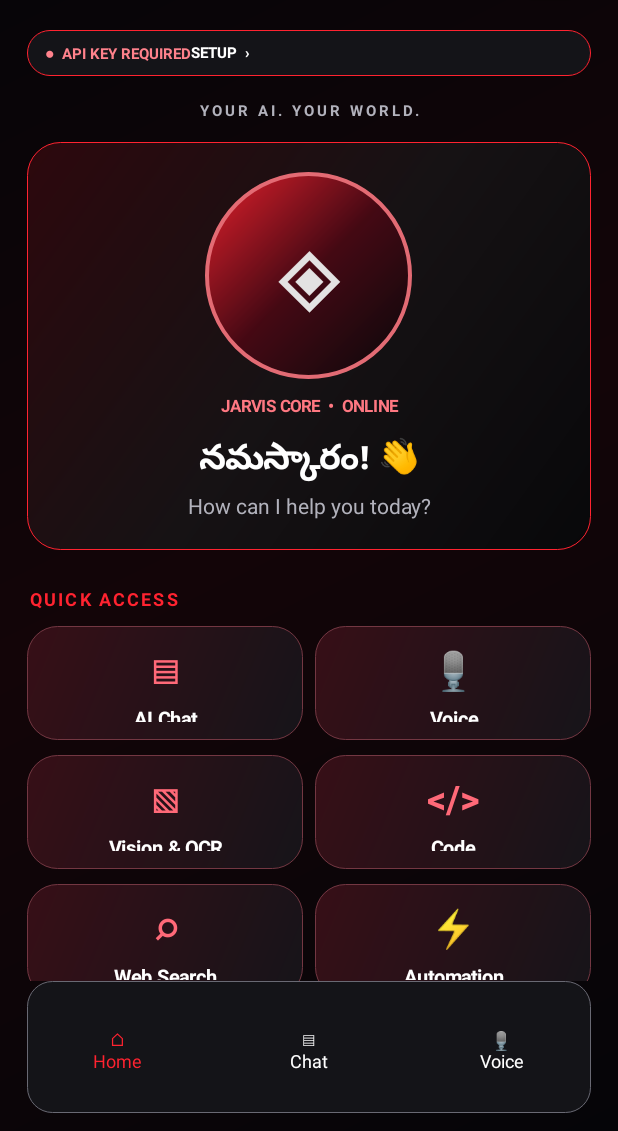
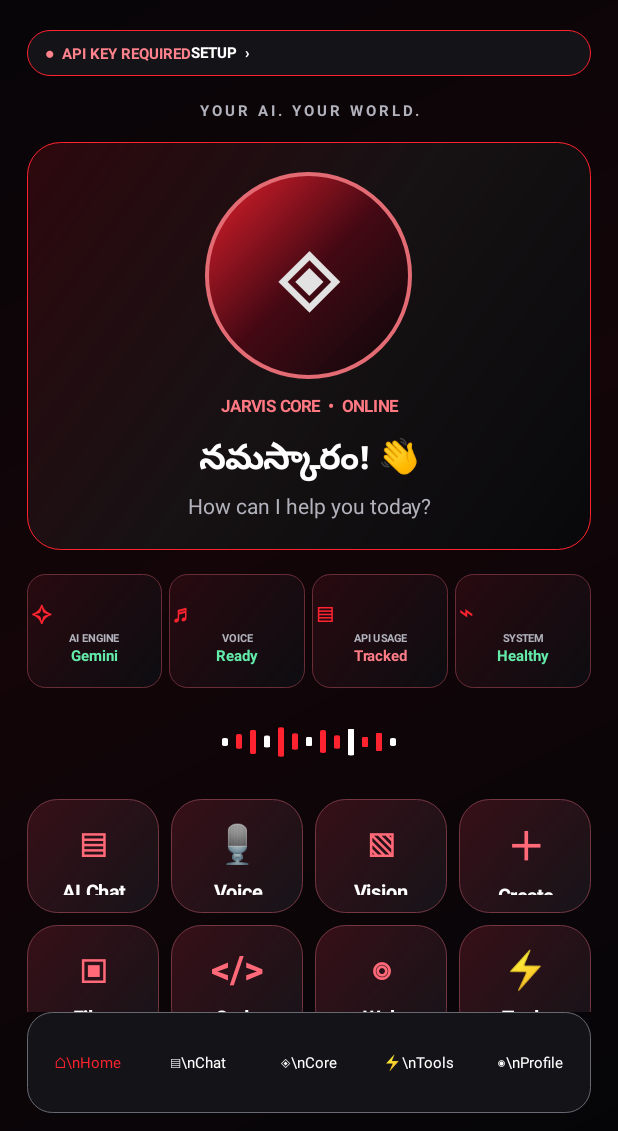
Before and after one commit to ygupthapawan173-cmd/AGORA, an Android app: the screen it shows after launch (MainActivity), on a phone screen of 412 x 824 dp, the part 105-1236 px from its top. Run offline under Robolectric (Android 15) with nearby library versions, the phone set to English and light mode, and no system bars.

Commit message:
Implement JARVIS reference interface: holographic dashboard, metrics, quick action grid, voice screen and five-tab navigation

```diff
--- a/app/src/main/java/com/agora/assistant/MainActivity.kt
+++ b/app/src/main/java/com/agora/assistant/MainActivity.kt
@@ -114,22 +114,11 @@ class MainActivity : Activity() {
         welcome.addView(text("How can I help you today?", 14, muted, false).apply { gravity = Gravity.CENTER }, matchWrap())
         body.addView(welcome, matchWrap().apply { bottomMargin = dp(16) })
 
-        body.addView(text("QUICK ACCESS", 12, red, true).apply { letterSpacing = .12f; setPadding(dp(2), dp(8), 0, dp(10)) }, matchWrap())
-        body.addView(row(
-            feature("▤", "AI Chat") { showChat() },
-            feature("🎙", "Voice") { showVoice() }
-        ), matchWrap().apply { bottomMargin = dp(10) })
-        body.addView(row(
-            feature("▧", "Vision & OCR") { showInfo("Vision & OCR", "Image and screenshot analysis will be added in the next build.") },
-            feature("</>", "Code") { showInfo("Code Assistant", "Code help screen is coming next.") }
-        ), matchWrap().apply { bottomMargin = dp(10) })
-        body.addView(row(
-            feature("⌕", "Web Search") { openWebSearch() },
-            feature("⚡", "Automation") { showInfo("Automation", "Actions will ask for your confirmation before running.") }
-        ), matchWrap().apply { bottomMargin = dp(18) })
-
-        body.addView(text(if (GeminiApiClient.hasKey(this)) "GEMINI AI • API KEY SAVED" else "GEMINI AI • API KEY NOT SET", 12, red, true)
-            .apply { setPadding(dp(2), dp(4), 0, dp(8)) }, matchWrap())
+        body.addView(metricStrip(), matchWrap().apply { bottomMargin = dp(12) })
+        body.addView(voiceWaveform(), LinearLayout.LayoutParams(-1, dp(48)).apply { bottomMargin = dp(14) })
+        body.addView(row(feature("▤", "AI Chat") { showChat() }, feature("🎙", "Voice") { showVoice() }, feature("▧", "Vision") { showInfo("Vision & OCR", "Image understanding is being added.") }, feature("＋", "Create") { showInfo("Create", "Creative tools are coming next.") }), matchWrap().apply { bottomMargin = dp(8) })
+        body.addView(row(feature("▣", "Files") { showInfo("Files", "File tools are coming next.") }, feature("</>", "Code") { showInfo("Code Assistant", "Coding tools are coming next.") }, feature("◎", "Web") { openWebSearch() }, feature("⚡", "Tools") { showInfo("Tools", "Automation tools will ask before acting.") }), matchWrap().apply { bottomMargin = dp(16) })
+        body.addView(text("QUICK ACTIONS", 12, red, true).apply { letterSpacing = .12f; setPadding(dp(2), dp(4), 0, dp(8)) }, matchWrap())
         body.addView(text("JARVIS SYSTEM STATUS", 12, red, true).apply { setPadding(dp(2), dp(4), 0, dp(8)) }, matchWrap())
         status = text("STANDBY  •  Voice assistant is off", 13, white, false).apply {
             gravity = Gravity.CENTER; setPadding(dp(12), dp(15), dp(12), dp(15)); background = panel()
@@ -154,7 +143,7 @@ class MainActivity : Activity() {
 
     private fun showChat() {
         root = baseScreen()
-        root.addView(row(actionButton("‹", red) { showHome() }, text("JARVIS AI  •  CHAT", 18, white, true)), matchWrap())
+        root.addView(row(actionButton("‹", red) { showHome() }, text("JARVIS AI", 19, white, true), actionButton("⚙", Color.rgb(70, 15, 24)) { showApiSettings() }), matchWrap())
         val scroll = ScrollView(this)
         val messages = LinearLayout(this).apply { orientation = LinearLayout.VERTICAL; setPadding(0, dp(18), 0, dp(12)) }
         messages.addView(bubble("నమస్కారం! నేను JARVIS AI. Gemini ద్వారా తెలుగులోనూ English లోనూ మాట్లాడవచ్చు.", false), matchWrap().apply { bottomMargin = dp(12) })
@@ -192,6 +181,7 @@ class MainActivity : Activity() {
             }
         }, LinearLayout.LayoutParams(dp(58), dp(56)))
         root.addView(inputRow, matchWrap().apply { topMargin = dp(10) })
+        root.addView(bottomNav("Chat"), matchWrap())
         root.addView(text("Powered by Gemini • Telugu + English", 10, muted, false).apply {
             gravity = Gravity.CENTER; setPadding(0, dp(7), 0, 0)
         }, matchWrap())
@@ -233,28 +223,28 @@ class MainActivity : Activity() {
 
     private fun showVoice() {
         root = baseScreen()
-        root.addView(actionButton("‹  BACK", red) { showHome() }, matchWrap())
-        root.addView(text("HEY AGORA", 22, white, true).apply { gravity = Gravity.CENTER; setPadding(0, dp(28), 0, dp(8)) }, matchWrap())
-        root.addView(text("Voice Assistant", 13, muted, false).apply { gravity = Gravity.CENTER }, matchWrap())
+        root.addView(row(actionButton("‹", red) { showHome() }, text("JARVIS AI", 19, white, true), actionButton("⚙", Color.rgb(70, 15, 24)) { showApiSettings() }), matchWrap())
+        root.addView(text("VOICE ASSISTANT", 10, muted, true).apply { gravity = Gravity.CENTER; letterSpacing = .18f; setPadding(0, dp(20), 0, dp(8)) }, matchWrap())
         val orb = TextView(this).apply {
-            text = "A"; textSize = 66f; typeface = Typeface.DEFAULT_BOLD
+            text = "◈"; textSize = 76f; typeface = Typeface.DEFAULT_BOLD
             setTextColor(white); gravity = Gravity.CENTER
-            background = GradientDrawable(GradientDrawable.Orientation.TL_BR, intArrayOf(red, Color.DKGRAY, black)).apply {
-                shape = GradientDrawable.OVAL; setStroke(dp(3), white)
+            background = GradientDrawable(GradientDrawable.Orientation.TL_BR, intArrayOf(red, Color.rgb(75, 8, 20), black)).apply {
+                shape = GradientDrawable.OVAL; setStroke(dp(3), Color.rgb(255, 120, 130))
             }
         }
-        root.addView(orb, LinearLayout.LayoutParams(dp(210), dp(210)).apply { gravity = Gravity.CENTER; topMargin = dp(48); bottomMargin = dp(28) })
+        root.addView(orb, LinearLayout.LayoutParams(dp(230), dp(230)).apply { gravity = Gravity.CENTER; topMargin = dp(28); bottomMargin = dp(18) })
         pulseOrb(orb)
-        root.addView(text("చెప్పండి... నేను వింటున్నాను", 18, white, true).apply { gravity = Gravity.CENTER }, matchWrap())
-        root.addView(text("Telugu  •  English", 13, muted, false).apply { gravity = Gravity.CENTER; setPadding(0, dp(8), 0, dp(24)) }, matchWrap())
-        root.addView(voiceWaveform(), LinearLayout.LayoutParams(-1, dp(54)).apply { bottomMargin = dp(18) })
-        root.addView(actionButton("🎙  START HEY AGORA", red) { ensurePermissionsAndStart() }, matchWrap())
+        root.addView(text("JARVIS ONLINE", 17, Color.rgb(255, 105, 120), true).apply { gravity = Gravity.CENTER }, matchWrap())
+        root.addView(text("చెప్పండి... నేను వింటున్నాను", 15, white, true).apply { gravity = Gravity.CENTER; setPadding(0, dp(8), 0, dp(8)) }, matchWrap())
+        root.addView(voiceWaveform(), LinearLayout.LayoutParams(-1, dp(64)).apply { bottomMargin = dp(20) })
+        root.addView(actionButton("●  START LISTENING", red) { ensurePermissionsAndStart() }, matchWrap())
         root.addView(actionButton("■  STOP", Color.DKGRAY) {
             stopService(Intent(this, WakeWordService::class.java))
             if (::startButton.isInitialized) startButton.isEnabled = true
             Toast.makeText(this, "Voice listening stopped", Toast.LENGTH_SHORT).show()
         }, matchWrap().apply { topMargin = dp(10) })
         root.addView(View(this), LinearLayout.LayoutParams(-1, 0, 1f))
+        root.addView(bottomNav("Voice"), matchWrap())
         setContentView(root)
         animateScreen(root)
     }
@@ -329,6 +319,26 @@ class MainActivity : Activity() {
         gravity = if (user) Gravity.END else Gravity.START
     }
 
+    private fun metricStrip(): View {
+        val strip = LinearLayout(this).apply { orientation = LinearLayout.HORIZONTAL; gravity = Gravity.CENTER }
+        strip.addView(metricCard("✧", "AI ENGINE", "Gemini", Color.rgb(100, 235, 170)), LinearLayout.LayoutParams(0, dp(76), 1f))
+        strip.addView(metricCard("♬", "VOICE", "Ready", Color.rgb(100, 235, 170)), LinearLayout.LayoutParams(0, dp(76), 1f).apply { leftMargin = dp(5) })
+        strip.addView(metricCard("▤", "API USAGE", "Tracked", Color.rgb(255, 125, 135)), LinearLayout.LayoutParams(0, dp(76), 1f).apply { leftMargin = dp(5) })
+        strip.addView(metricCard("⌁", "SYSTEM", "Healthy", Color.rgb(100, 235, 170)), LinearLayout.LayoutParams(0, dp(76), 1f).apply { leftMargin = dp(5) })
+        return strip
+    }
+
+    private fun metricCard(icon: String, title: String, value: String, valueColor: Int): View = LinearLayout(this).apply {
+        orientation = LinearLayout.VERTICAL; gravity = Gravity.CENTER
+        setPadding(dp(3), dp(7), dp(3), dp(7))
+        background = GradientDrawable(GradientDrawable.Orientation.TL_BR, intArrayOf(Color.rgb(40, 10, 16), Color.rgb(13, 13, 17))).apply {
+            cornerRadius = dp(12).toFloat(); setStroke(dp(1), Color.rgb(105, 45, 55))
+        }
+        addView(text(icon, 16, red, true), matchWrap())
+        addView(text(title, 7, muted, true).apply { gravity = Gravity.CENTER; letterSpacing = .03f }, matchWrap())
+        addView(text(value, 10, valueColor, true).apply { gravity = Gravity.CENTER }, matchWrap())
+    }
+
     private fun feature(icon: String, label: String, click: () -> Unit): View {
         val card = LinearLayout(this).apply {
             orientation = LinearLayout.VERTICAL
@@ -347,18 +357,24 @@ class MainActivity : Activity() {
         return card
     }
 
-    private fun bottomNav(selected: String): View = row(
-        navItem("⌂", "Home", selected == "Home") { showHome() },
-        navItem("▤", "Chat", selected == "Chat") { showChat() },
-        navItem("🎙", "Voice", selected == "Voice") { showVoice() }
-    ).apply { setPadding(0, dp(8), 0, dp(4)); background = panel() }
+    private fun bottomNav(selected: String): View {
+        val bar = LinearLayout(this).apply {
+            orientation = LinearLayout.HORIZONTAL; gravity = Gravity.CENTER
+            setPadding(dp(4), dp(5), dp(4), dp(5)); background = panel()
+        }
+        bar.addView(navItem("⌂", "Home", selected == "Home") { showHome() }, LinearLayout.LayoutParams(0, dp(58), 1f))
+        bar.addView(navItem("▤", "Chat", selected == "Chat") { showChat() }, LinearLayout.LayoutParams(0, dp(58), 1f))
+        bar.addView(navItem("◈", "Core", selected == "Core") { showVoice() }, LinearLayout.LayoutParams(0, dp(58), 1f))
+        bar.addView(navItem("⚡", "Tools", selected == "Tools") { showInfo("Tools", "Tools and automation are being added.") }, LinearLayout.LayoutParams(0, dp(58), 1f))
+        bar.addView(navItem("◉", "Profile", selected == "Profile") { showApiSettings() }, LinearLayout.LayoutParams(0, dp(58), 1f))
+        return bar
+    }
 
     private fun navItem(icon: String, label: String, active: Boolean, click: () -> Unit): View =
         TextView(this).apply {
-            text = "$icon\n$label"; textSize = 12f; gravity = Gravity.CENTER
-            setTextColor(if (active) red else white); setPadding(dp(10), dp(8), dp(10), dp(8))
+            text = "$icon\\n$label"; textSize = 10f; gravity = Gravity.CENTER
+            setTextColor(if (active) red else white); setPadding(dp(2), dp(6), dp(2), dp(6))
             setOnClickListener { click() }
-            layoutParams = LinearLayout.LayoutParams(0, dp(58), 1f)
         }
 
     private fun ensurePermissionsAndStart() {
```
